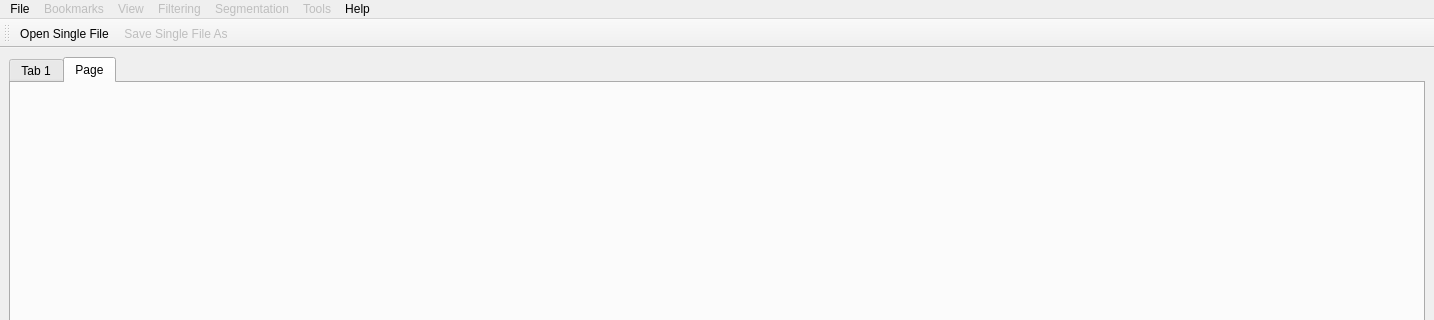
gofigure2/GoFigure2, file Code/GUI/src/go.ui: the form before one commit; both pictures show x 0 to 1434 and y 0 to 320 of the 1434 by 826 pixel window.
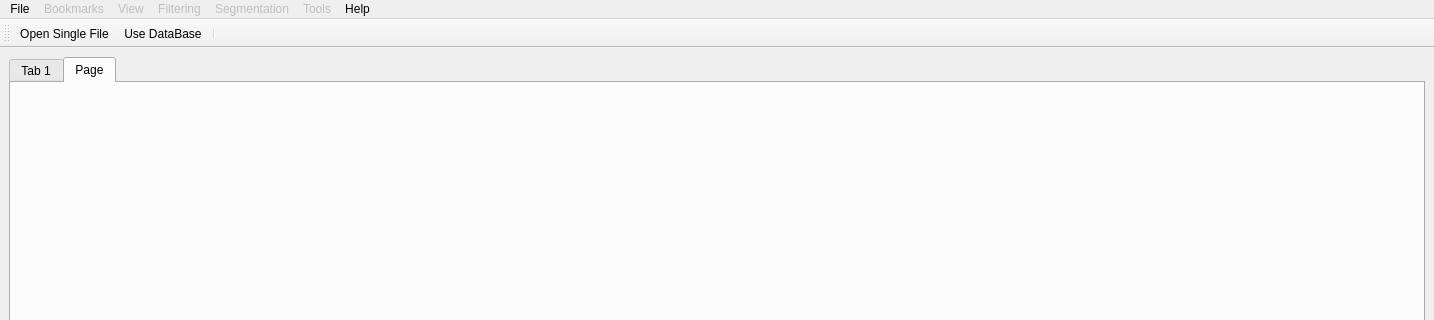
The form after the commit. Icons and pictures are not drawn.

```diff
--- a/Code/GUI/src/go.ui
+++ b/Code/GUI/src/go.ui
@@ -211,7 +211,8 @@
     <bool>false</bool>
    </attribute>
    <addaction name="actionOpen_Single_File"/>
-   <addaction name="actionSave_Single_File_As"/>
+   <addaction name="actionUse_DataBase"/>
+   <addaction name="separator"/>
   </widget>
   <action name="actionOpen_Single_File">
    <property name="checkable">
@@ -250,24 +251,6 @@
     <bool>true</bool>
    </property>
   </action>
-  <action name="actionSave_Single_File_As">
-   <property name="enabled">
-    <bool>false</bool>
-   </property>
-   <property name="icon">
-    <iconset resource="../../../Resources/axes.qrc">
-     <normaloff>:/fig/filesaveas.png</normaloff>:/fig/filesaveas.png</iconset>
-   </property>
-   <property name="text">
-    <string>Save Single File As...</string>
-   </property>
-   <property name="shortcut">
-    <string>Ctrl+S</string>
-   </property>
-   <property name="visible">
-    <bool>true</bool>
-   </property>
-  </action>
   <action name="actionQuit">
    <property name="icon">
     <iconset resource="../../../Resources/axes.qrc">
```
Left out of the diff: 9 changed lines with no effect on the pictures.
